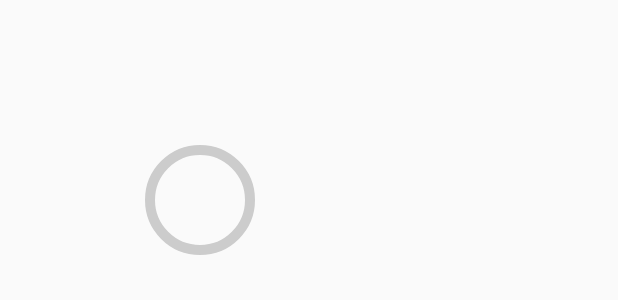
After one commit to ALiaooo/CustomViewTraining, an Android app: the layout activity_aige.xml on its own in the app's theme, with its tools: preview values and no code run, on a phone screen of 412 x 824 dp. The commit adds this screen. Shown: the top 300 px of the screen. Run offline under Robolectric (Android 15) with nearby library versions, the phone set to English and light mode, and no system bars.

Commit message:
自定义圆环-动态设置半径大小

```diff
--- a/app/src/main/AndroidManifest.xml
+++ b/app/src/main/AndroidManifest.xml
@@ -18,6 +18,7 @@
         </activity>
 
         <activity android:name=".CanvasActivity"/>
+        <activity android:name=".AigeActivity"/>
     </application>
 
 </manifest>
--- a/app/src/main/java/com/aliao/cvtraining/MainActivity.java
+++ b/app/src/main/java/com/aliao/cvtraining/MainActivity.java
@@ -20,6 +20,7 @@ public class MainActivity extends ActionBarActivity implements View.OnClickListe
 
     private void initViews() {
         findViewById(R.id.btn_canvas).setOnClickListener(this);
+        findViewById(R.id.btn_aige).setOnClickListener(this);
 
     }
 
@@ -52,6 +53,9 @@ public class MainActivity extends ActionBarActivity implements View.OnClickListe
             case R.id.btn_canvas:
                 startActivity(new Intent(MainActivity.this, CanvasActivity.class));
                 break;
+            case R.id.btn_aige:
+                startActivity(new Intent(MainActivity.this, AigeActivity.class));
+                break;
         }
     }
 }
--- /dev/null
+++ b/app/src/main/java/com/aliao/cvtraining/view/CustomCircularRingView.java
@@ -0,0 +1,119 @@
+package com.aliao.cvtraining.view;
+
+import android.content.Context;
+import android.graphics.Canvas;
+import android.graphics.Color;
+import android.graphics.Paint;
+import android.util.AttributeSet;
+import android.view.View;
+
+import com.aliao.cvtraining.utils.L;
+
+/**
+ * Created by 丽双 on 2015/4/10
+ */
+public class CustomCircularRingView extends View implements Runnable{
+
+    private Paint mPaint;
+    private int radiu = 50;
+
+    public CustomCircularRingView(Context context) {
+        super(context);
+        L.d("C1");
+    }
+
+    public CustomCircularRingView(Context context, AttributeSet attrs) {
+        super(context, attrs);
+        L.d("C2");
+
+        /**
+         * 初始化画笔
+         */
+        initPaint();
+
+    }
+
+    /**
+     * 初始化画笔
+     */
+    private void initPaint() {
+//        mPaint = new Paint();
+//        mPaint.setAntiAlias(true);
+        /**
+         * 实例化画笔并打开抗锯齿
+         */
+        mPaint = new Paint(Paint.ANTI_ALIAS_FLAG);
+        /**
+         * 设置画笔样式为描边
+         *
+         * 画笔样式分三种：
+         * 1.Paint.Style.STROKE 描边
+         * 2.Paint.Style.FILL_AND_STROKE 描边并填充
+         * 3.Paint.Style.FILL 填充
+         */
+        mPaint.setStyle(Paint.Style.STROKE);
+
+        /**
+         * 设置描边的粗细，单位：像素px
+         * 注意：当setStrockWidth(0)的时候描边宽度并不为0而只是占了一个像素
+         */
+        mPaint.setStrokeWidth(10);
+
+        //设置画笔颜色为浅灰色
+        mPaint.setColor(Color.LTGRAY);
+
+    }
+
+    @Override
+    protected void onMeasure(int widthMeasureSpec, int heightMeasureSpec) {
+        super.onMeasure(widthMeasureSpec, heightMeasureSpec);
+        L.d("onMeasure");
+    }
+
+    @Override
+    protected void onDraw(Canvas canvas) {
+        super.onDraw(canvas);
+        L.d("onDraw");
+        /**
+         * 绘制圆环
+         *
+         * 注：在Android中设置数字类型的参数时如果没有特别的说明，参数的单位一般都是像素px
+         */
+        canvas.drawCircle(200, 200, radiu, mPaint);
+    }
+
+    public void setRadiu(int radiu) {
+        this.radiu = radiu;
+
+        //重绘
+        invalidate();
+
+        L.d("setRadius");
+    }
+
+    @Override
+    public void run() {
+
+        /**
+         * 确保线程不断执行不断刷新界面
+         */
+        while (true){
+
+            if(radiu <= 200){
+                radiu += 10;
+
+                //刷新view
+                postInvalidate();
+            }else {
+                radiu = 0;
+            }
+
+            try {
+                Thread.sleep(60);//执行一次暂停40毫秒
+            } catch (InterruptedException e) {
+                e.printStackTrace();
+            }
+        }
+
+    }
+}
--- /dev/null
+++ b/app/src/main/res/layout/activity_aige.xml
@@ -0,0 +1,12 @@
+<?xml version="1.0" encoding="utf-8"?>
+<LinearLayout xmlns:android="http://schemas.android.com/apk/res/android"
+    android:id="@+id/layout_aige_container"
+    android:orientation="vertical" android:layout_width="match_parent"
+    android:layout_height="match_parent">
+
+    <com.aliao.cvtraining.view.CustomCircularRingView
+        android:id="@+id/custom_circular_view"
+        android:layout_width="wrap_content"
+        android:layout_height="wrap_content" />
+
+</LinearLayout>
```
Also changed, not shown: app/src/main/java/com/aliao/cvtraining/AigeActivity.java (added, +98 -0 lines), app/src/main/java/com/aliao/cvtraining/utils/L.java (added, +39 -0 lines), app/src/main/java/com/aliao/cvtraining/utils/T.java (added, +14 -0 lines), app/src/main/res/layout/activity_main.xml (+7 -1 lines).
